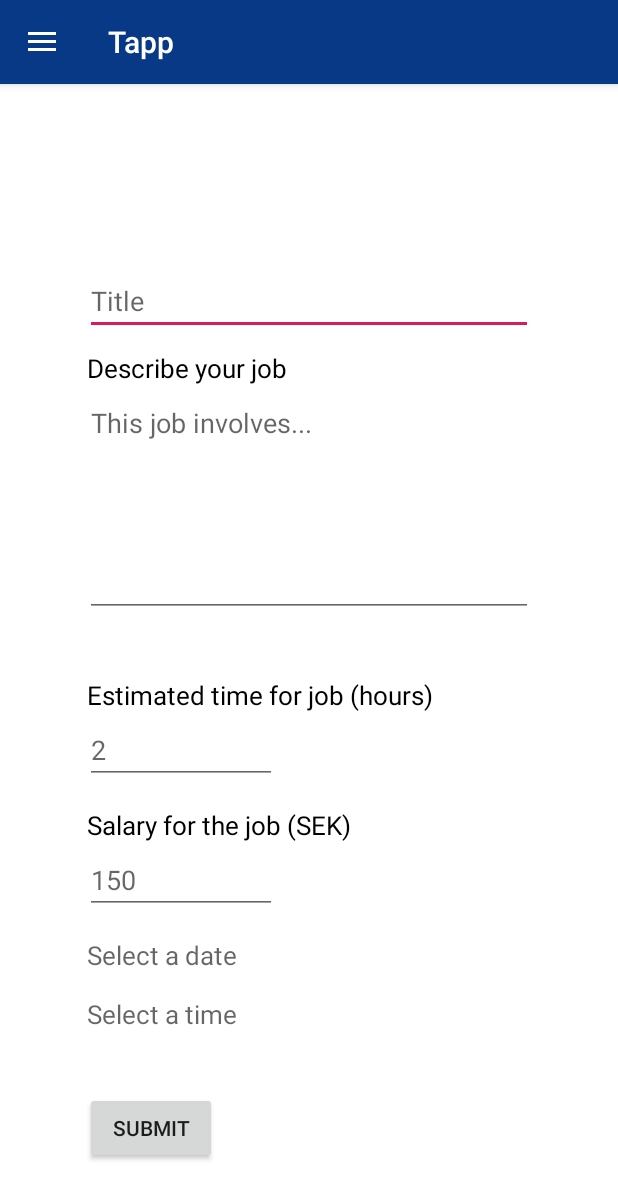
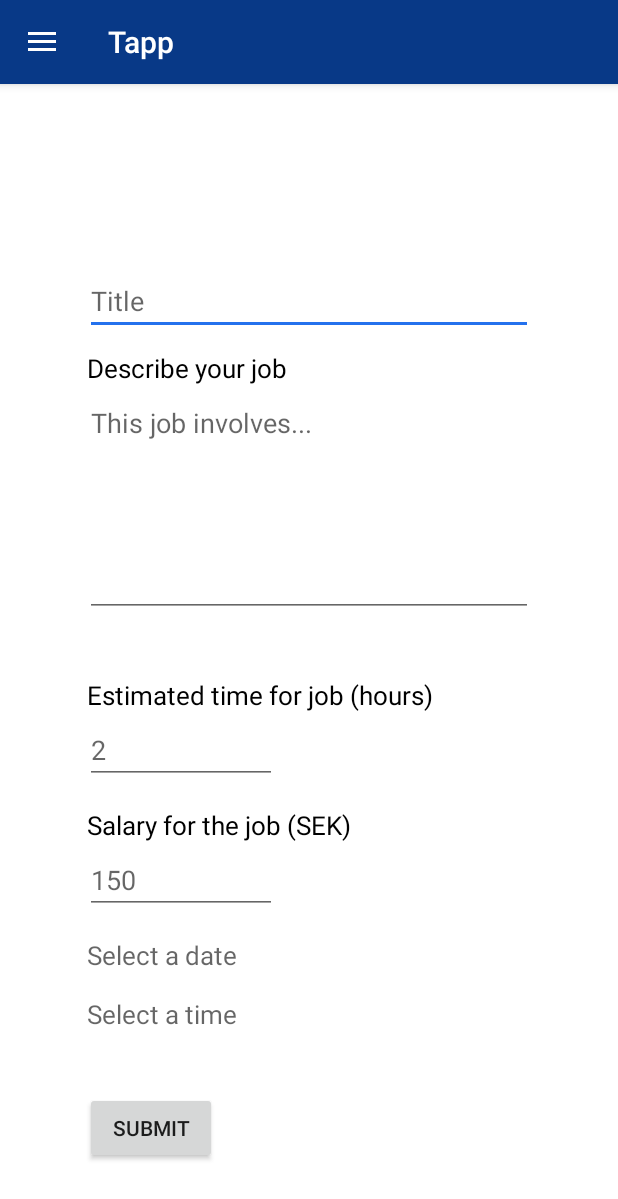
Before and after one commit to carekb684/Tapp, an Android app: the HomeActivity screen opened directly, with no data from a screen before it, in the side drawer, after a tap on "Create job", on a phone screen of 412 x 824 dp. Shown: the top 1199 px of the screen. Run offline under Robolectric (Android 15) with nearby library versions, the light colour scheme and no system bars; our stand-ins replace Firebase (no records; nobody signed in at launch, a user with empty details on screens opened directly).

Commit message:
datepicker colors + backbutton for viewJob and hamburger for rest + phoneBackButton doesnt kill activity in viewJob

```diff
--- a/app/src/main/java/com/main/tapp/FireBaseUserUtil.java
+++ b/app/src/main/java/com/main/tapp/FireBaseUserUtil.java
@@ -37,7 +37,7 @@ public class FireBaseUserUtil {
 
 
     /**
-     *  Retrieves the logged in users full name synchronousy
+     *  Retrieves the logged in users full name synchronously
      * @param activity
      * @return
      * @throws FirebaseNoSignedInUserException
--- a/app/src/main/java/com/main/tapp/HomeActivity.java
+++ b/app/src/main/java/com/main/tapp/HomeActivity.java
@@ -1,5 +1,6 @@
 package com.main.tapp;
 
+import android.app.FragmentManager;
 import android.os.Bundle;
 import android.util.Log;
 import android.view.MenuItem;
@@ -26,7 +27,7 @@ import com.google.firebase.firestore.FirebaseFirestoreException;
 import javax.annotation.Nullable;
 
 public class HomeActivity extends AppCompatActivity implements NavigationView.OnNavigationItemSelectedListener,
-        BrowseFragment.DataPassListener {
+        BrowseFragment.DataPassListener, androidx.fragment.app.FragmentManager.OnBackStackChangedListener {
 
     private static final String TAG = "HomeActivity";
     private TextView mUsernameTV;
@@ -38,6 +39,7 @@ public class HomeActivity extends AppCompatActivity implements NavigationView.On
 
     private DrawerLayout drawer;
     private ActionBarDrawerToggle mDrawerToggle;
+    private boolean mToolBarNavigationListenerIsRegistered = false;
 
 
     @Override
@@ -55,19 +57,51 @@ public class HomeActivity extends AppCompatActivity implements NavigationView.On
         setSupportActionBar(toolbar);
         getSupportActionBar().setDisplayHomeAsUpEnabled(true);
 
-
-
-
-        mDrawerToggle = new ActionBarDrawerToggle(this, drawer,
+        mDrawerToggle = new ActionBarDrawerToggle(this, drawer, toolbar,
                 R.string.nav_open_drawer, R.string.nav_close_drawer);
-        mDrawerToggle.setDrawerIndicatorEnabled(true);
         drawer.addDrawerListener(mDrawerToggle);
         mDrawerToggle.syncState();
+
+        getSupportFragmentManager().addOnBackStackChangedListener(this);
+        displayHomeUpOrHamburger();
 
         if(savedInstanceState == null) {
             //start with this fragment selected
             getSupportFragmentManager().beginTransaction().replace(R.id.fragment_container,
                     new BrowseFragment()).commit();
+        }
+    }
+
+    private void displayHomeUpOrHamburger() {
+        //Enable Up button only  if there are entries in the back stack
+        boolean upBtn = getSupportFragmentManager().getBackStackEntryCount() > 0;
+
+        if (upBtn) {
+            //cant swipe left to open drawer
+            drawer.setDrawerLockMode(DrawerLayout.LOCK_MODE_LOCKED_CLOSED);
+            //remove hamburger
+            mDrawerToggle.setDrawerIndicatorEnabled(false);
+            //need listener for up btn
+            if(!mToolBarNavigationListenerIsRegistered) {
+                mDrawerToggle.setToolbarNavigationClickListener(new View.OnClickListener() {
+                    @Override
+                    public void onClick(View v) {
+                        // Doesn't have to be onBackPressed
+                        //onBackPressed();
+                        getSupportFragmentManager().popBackStackImmediate();
+                    }
+                });
+                mToolBarNavigationListenerIsRegistered = true;
+            }
+
+        } else {
+            //You must regain the power of swipe for the drawer.
+            drawer.setDrawerLockMode(DrawerLayout.LOCK_MODE_UNLOCKED);
+            // Show hamburger
+            mDrawerToggle.setDrawerIndicatorEnabled(true);
+            // Remove the/any drawer toggle listener
+            mDrawerToggle.setToolbarNavigationClickListener(null);
+            mToolBarNavigationListenerIsRegistered = false;
         }
     }
 
@@ -106,7 +140,13 @@ public class HomeActivity extends AppCompatActivity implements NavigationView.On
     @Override
     public void onBackPressed() {
         if (!closeDrawer()) {
-            super.onBackPressed();
+            //drawer is closed
+            FragmentManager fm = getFragmentManager();
+            if (fm.getBackStackEntryCount() > 0) {
+                fm.popBackStackImmediate();
+            } else {
+                super.onBackPressed();
+            }
         }
     }
 
@@ -162,6 +202,12 @@ public class HomeActivity extends AppCompatActivity implements NavigationView.On
         mDrawerToggle.syncState();
     }
 
+
+    /**
+     * retrives a callback from BrowseFragment with a job.
+     * Opens the viewJobFragment with this job
+     * @param job
+     */
     @Override
     public void passViewJob(Job job) {
         ViewJobFragment viewJobFragment = new ViewJobFragment();
@@ -169,8 +215,12 @@ public class HomeActivity extends AppCompatActivity implements NavigationView.On
         args.putSerializable(ViewJobFragment.JOB_RECEIVE, job);
         viewJobFragment.setArguments(args);
         getSupportFragmentManager().beginTransaction()
-                .replace(R.id.fragment_container, viewJobFragment)
+                .replace(R.id.fragment_container, viewJobFragment).addToBackStack(null)
                 .commit();
     }
 
+    @Override
+    public void onBackStackChanged() {
+        displayHomeUpOrHamburger();
+    }
 }
--- a/app/src/main/java/com/main/tapp/ViewJobFragment.java
+++ b/app/src/main/java/com/main/tapp/ViewJobFragment.java
@@ -24,6 +24,7 @@ public class ViewJobFragment extends Fragment {
     @Override
     public View onCreateView(@NonNull LayoutInflater inflater, @Nullable ViewGroup container, @Nullable Bundle savedInstanceState) {
         View rootView = inflater.inflate(R.layout.fragment_view_job, container, false);
+
 
         mTitleTV = rootView.findViewById(R.id.view_job_title_TV);
         mDescriptionTV = rootView.findViewById(R.id.view_job_description_TV);
--- a/app/src/main/res/values-v21/styles.xml
+++ b/app/src/main/res/values-v21/styles.xml
@@ -6,4 +6,18 @@
         <item name="android:statusBarColor">@android:color/transparent</item>
     </style>
 
+    <style name="AppTheme" parent="Theme.AppCompat.Light.DarkActionBar">
+        <!-- Customize your theme here. -->
+        <item name="colorPrimary">#083987</item>
+        <item name="colorPrimaryDark">@color/colorPrimaryDark</item>
+        <item name="colorAccent">@color/colorAccent</item>
+
+    </style>
+
+    <style name="MyDatePickerDialogTheme" parent="Theme.AppCompat.Light.Dialog">
+        <item name="colorAccent">@color/colorAccent</item>
+    </style>
+
+
+
 </resources>
--- a/app/src/main/res/values/colors.xml
+++ b/app/src/main/res/values/colors.xml
@@ -1,8 +1,8 @@
 <?xml version="1.0" encoding="utf-8"?>
 <resources>
-    <color name="colorPrimary">#008577</color>
-    <color name="colorPrimaryDark">#00574B</color>
-    <color name="colorAccent">#D81B60</color>
+    <color name="colorPrimary">#083987</color>
+    <color name="colorPrimaryDark">#032a69</color>
+    <color name="colorAccent">#2471ed</color>
 
     <color name="colorBlack">#000000</color>
     <color name="colorWhite">#FFFFFF</color>
--- a/app/src/main/res/values/styles.xml
+++ b/app/src/main/res/values/styles.xml
@@ -30,4 +30,5 @@
         <item name="android:textColor">#000000</item>
         <item name="android:textSize">13dp</item>
     </style>
+
 </resources>
```
Also changed, not shown: app/src/main/java/com/main/tapp/CreateJobFragment.java (+3 -4 lines).
